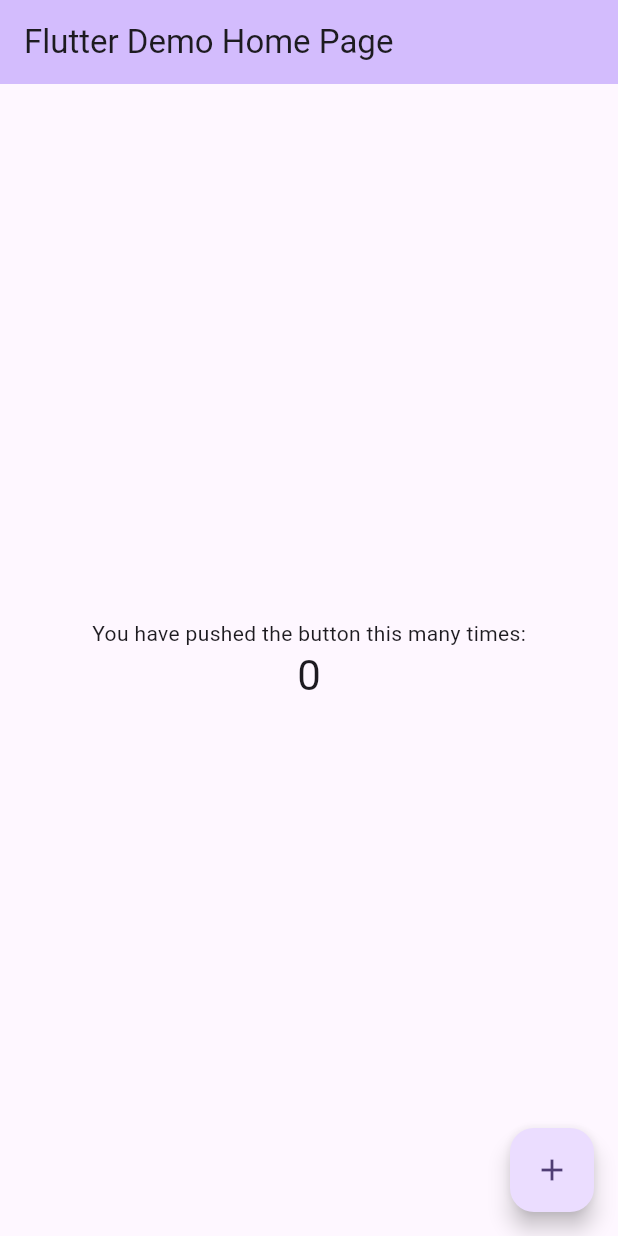
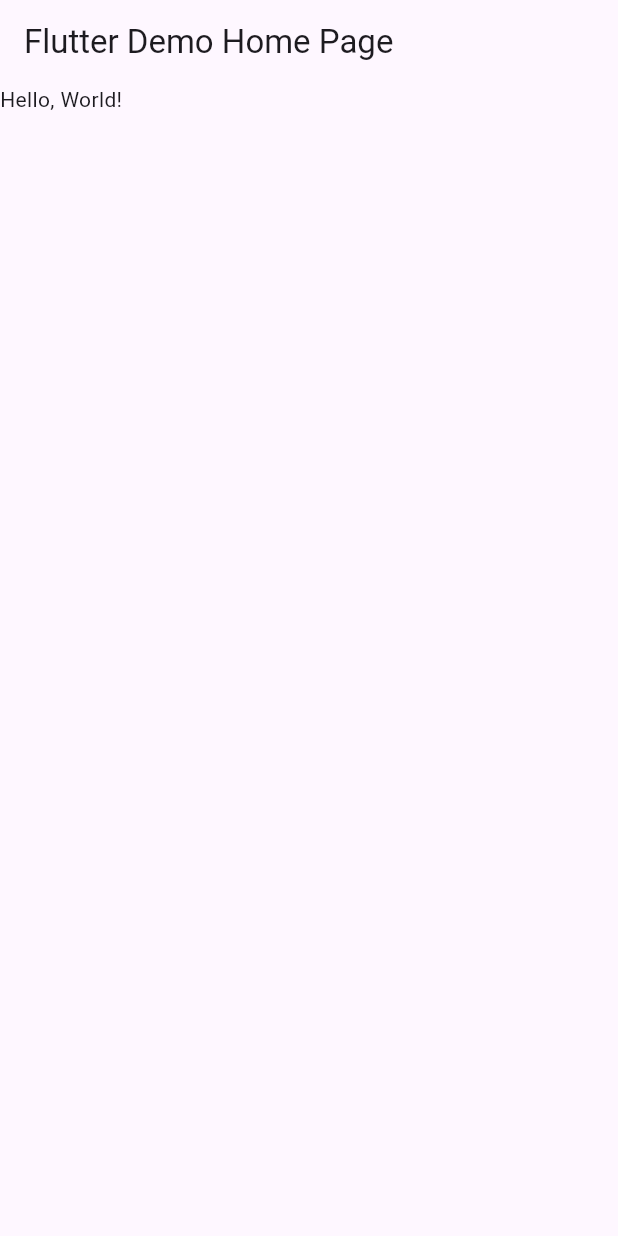
Before and after one commit to eltociear/flutter_practice, a Flutter app: the screen it shows after launch, on a phone screen of 412 x 824 dp. Run offline on Flutter 3.47's test engine with Material 3 defaults, Android fonts, the phone set to English and light mode, and no system bars.

Commit message:
hello_world: only simple text

```diff
--- a/hello_world/lib/main.dart
+++ b/hello_world/lib/main.dart
@@ -34,47 +34,13 @@ class MyHomePage extends StatefulWidget {
 }
 
 class _MyHomePageState extends State<MyHomePage> {
-  int _counter = 0;
-
-  // 5. カウンタが押された時のメソッド
-  void _incrementCounter() {
-    setState(() {
-      _counter++;
-      print("hello world");
-    });
-  }
-
   @override
   Widget build(BuildContext context) {
-    // 4. MyHomePageの画面を構築する部分
     return Scaffold(
-      // 画面上部のタイトル部分
       appBar: AppBar(
-        backgroundColor: Theme.of(context).colorScheme.inversePrimary,
         title: Text(widget.title),
       ),
-      body: Center(
-        child: Column(
-          mainAxisAlignment: MainAxisAlignment.center,
-          children: <Widget>[
-            // 画面の中央に表示されるテキスト
-            const Text(
-              'You have pushed the button this many times:',
-            ),
-            // テキストの下に表示されるカウンタ値
-            Text(
-              '$_counter',
-              style: Theme.of(context).textTheme.headlineMedium,
-            ),
-          ],
-        ),
-      ),
-      // 右下の 「+」 ボタンに対応するフローティングアクションボタン
-      floatingActionButton: FloatingActionButton(
-        onPressed: _incrementCounter,
-        tooltip: 'Increment',
-        child: const Icon(Icons.add),
-      ), // This trailing comma makes auto-formatting nicer for build methods.
+      body: Text('Hello, World!'),
     );
   }
 }
```
